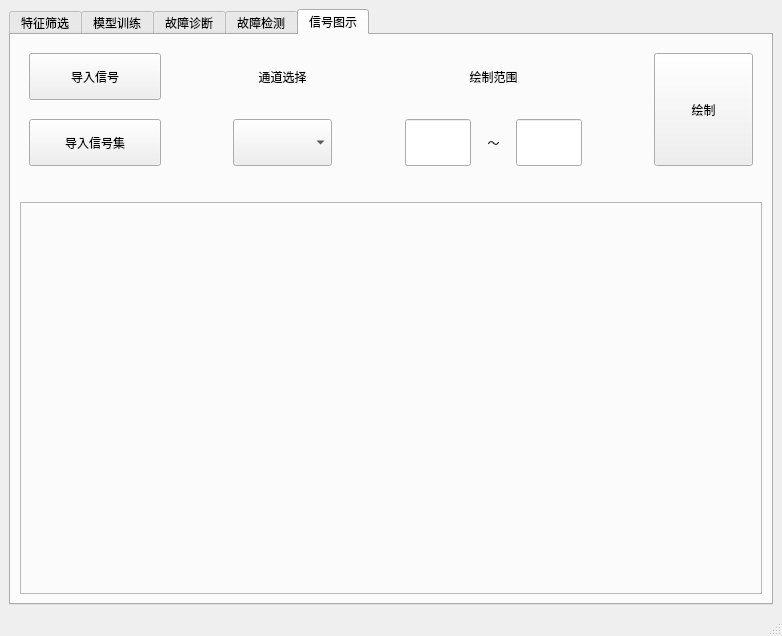
Above: GUI/MainWindow.ui from DuskSwan/fault_estimation_master_design before the change. Below: the same form after it.
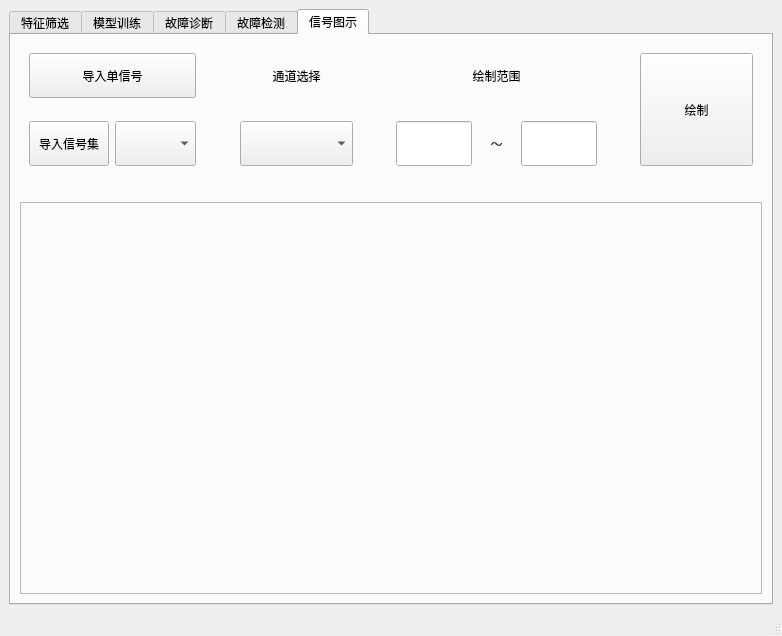
That is the form after the change.

Commit message: 选择部分文件查看

```diff
--- a/GUI/MainWindow.ui
+++ b/GUI/MainWindow.ui
@@ -964,8 +964,34 @@
        <layout class="QVBoxLayout" name="verticalLayout" stretch="6,1,18">
         <item>
          <widget class="QWidget" name="widgetInView" native="true">
-          <layout class="QGridLayout" name="gridLayout_8" rowstretch="6,1,6" columnstretch="4,2,3,2,2,1,2,2,3">
-           <item row="2" column="2">
+          <layout class="QGridLayout" name="gridLayout_8" rowstretch="4,1,4" columnstretch="2,1,1,1,3,1,2,1,2,1,3">
+           <item row="0" column="9">
+            <spacer name="horizontalSpacer_16">
+             <property name="orientation">
+              <enum>Qt::Horizontal</enum>
+             </property>
+             <property name="sizeHint" stdset="0">
+              <size>
+               <width>40</width>
+               <height>20</height>
+              </size>
+             </property>
+            </spacer>
+           </item>
+           <item row="0" column="3">
+            <spacer name="horizontalSpacer_10">
+             <property name="orientation">
+              <enum>Qt::Horizontal</enum>
+             </property>
+             <property name="sizeHint" stdset="0">
+              <size>
+               <width>40</width>
+               <height>20</height>
+              </size>
+             </property>
+            </spacer>
+           </item>
+           <item row="2" column="4">
             <widget class="QComboBox" name="comboBoxSelectChannelInView">
              <property name="sizePolicy">
               <sizepolicy hsizetype="Minimum" vsizetype="Expanding">
@@ -975,7 +1001,7 @@
              </property>
             </widget>
            </item>
-           <item row="2" column="6">
+           <item row="2" column="8">
             <widget class="QLineEdit" name="lineEditEndDraw">
              <property name="sizePolicy">
               <sizepolicy hsizetype="Expanding" vsizetype="Expanding">
@@ -985,8 +1011,37 @@
              </property>
             </widget>
            </item>
-           <item row="0" column="7">
-            <spacer name="horizontalSpacer_16">
+           <item row="0" column="10" rowspan="3">
+            <widget class="QPushButton" name="btnViewDraw">
+             <property name="sizePolicy">
+              <sizepolicy hsizetype="Minimum" vsizetype="Expanding">
+               <horstretch>0</horstretch>
+               <verstretch>0</verstretch>
+              </sizepolicy>
+             </property>
+             <property name="text">
+              <string>绘制</string>
+             </property>
+            </widget>
+           </item>
+           <item row="0" column="4">
+            <widget class="QLabel" name="label_11">
+             <property name="sizePolicy">
+              <sizepolicy hsizetype="Preferred" vsizetype="Expanding">
+               <horstretch>0</horstretch>
+               <verstretch>0</verstretch>
+              </sizepolicy>
+             </property>
+             <property name="text">
+              <string>通道选择</string>
+             </property>
+             <property name="alignment">
+              <set>Qt::AlignCenter</set>
+             </property>
+            </widget>
+           </item>
+           <item row="0" column="5">
+            <spacer name="horizontalSpacer_14">
              <property name="orientation">
               <enum>Qt::Horizontal</enum>
              </property>
@@ -998,7 +1053,69 @@
              </property>
             </spacer>
            </item>
-           <item row="2" column="7">
+           <item row="2" column="1" colspan="2">
+            <widget class="QComboBox" name="comboBoxSelectFilesInView">
+             <property name="sizePolicy">
+              <sizepolicy hsizetype="Minimum" vsizetype="Expanding">
+               <horstretch>0</horstretch>
+               <verstretch>0</verstretch>
+              </sizepolicy>
+             </property>
+            </widget>
+           </item>
+           <item row="2" column="6">
+            <widget class="QLineEdit" name="lineEditStartDraw">
+             <property name="sizePolicy">
+              <sizepolicy hsizetype="Expanding" vsizetype="Expanding">
+               <horstretch>0</horstretch>
+               <verstretch>0</verstretch>
+              </sizepolicy>
+             </property>
+            </widget>
+           </item>
+           <item row="0" column="6" colspan="3">
+            <widget class="QLabel" name="label_16">
+             <property name="sizePolicy">
+              <sizepolicy hsizetype="Preferred" vsizetype="Expanding">
+               <horstretch>0</horstretch>
+               <verstretch>0</verstretch>
+              </sizepolicy>
+             </property>
+             <property name="text">
+              <string>绘制范围</string>
+             </property>
+             <property name="alignment">
+              <set>Qt::AlignCenter</set>
+             </property>
+            </widget>
+           </item>
+           <item row="2" column="3">
+            <spacer name="horizontalSpacer_12">
+             <property name="orientation">
+              <enum>Qt::Horizontal</enum>
+             </property>
+             <property name="sizeHint" stdset="0">
+              <size>
+               <width>40</width>
+               <height>20</height>
+              </size>
+             </property>
+            </spacer>
+           </item>
+           <item row="2" column="5">
+            <spacer name="horizontalSpacer_11">
+             <property name="orientation">
+              <enum>Qt::Horizontal</enum>
+             </property>
+             <property name="sizeHint" stdset="0">
+              <size>
+               <width>40</width>
+               <height>20</height>
+              </size>
+             </property>
+            </spacer>
+           </item>
+           <item row="2" column="9">
             <spacer name="horizontalSpacer_17">
              <property name="orientation">
               <enum>Qt::Horizontal</enum>
@@ -1011,20 +1128,20 @@
              </property>
             </spacer>
            </item>
-           <item row="0" column="1">
-            <spacer name="horizontalSpacer_10">
-             <property name="orientation">
-              <enum>Qt::Horizontal</enum>
+           <item row="2" column="0">
+            <widget class="QPushButton" name="btnImportFilesInview">
+             <property name="sizePolicy">
+              <sizepolicy hsizetype="Expanding" vsizetype="Expanding">
+               <horstretch>0</horstretch>
+               <verstretch>0</verstretch>
+              </sizepolicy>
              </property>
-             <property name="sizeHint" stdset="0">
-              <size>
-               <width>40</width>
-               <height>20</height>
-              </size>
+             <property name="text">
+              <string>导入信号集</string>
              </property>
-            </spacer>
+            </widget>
            </item>
-           <item row="0" column="0">
+           <item row="0" column="0" colspan="3">
             <widget class="QPushButton" name="btnImportSingleFileInView">
              <property name="sizePolicy">
               <sizepolicy hsizetype="Minimum" vsizetype="Expanding">
@@ -1039,30 +1156,17 @@
               </size>
              </property>
              <property name="text">
-              <string>导入信号</string>
+              <string>导入单信号</string>
              </property>
             </widget>
            </item>
-           <item row="2" column="0">
-            <widget class="QPushButton" name="btnImportFilesInview">
-             <property name="sizePolicy">
-              <sizepolicy hsizetype="Minimum" vsizetype="Expanding">
-               <horstretch>0</horstretch>
-               <verstretch>0</verstretch>
-              </sizepolicy>
-             </property>
+           <item row="2" column="7">
+            <widget class="QLabel" name="label_17">
              <property name="text">
-              <string>导入信号集</string>
+              <string>～</string>
              </property>
-            </widget>
-           </item>
-           <item row="2" column="4">
-            <widget class="QLineEdit" name="lineEditStartDraw">
-             <property name="sizePolicy">
-              <sizepolicy hsizetype="Expanding" vsizetype="Expanding">
-               <horstretch>0</horstretch>
-               <verstretch>0</verstretch>
-              </sizepolicy>
+             <property name="alignment">
+              <set>Qt::AlignCenter</set>
              </property>
             </widget>
            </item>
@@ -1079,100 +1183,6 @@
              </property>
             </spacer>
            </item>
-           <item row="2" column="3">
-            <spacer name="horizontalSpacer_11">
-             <property name="orientation">
-              <enum>Qt::Horizontal</enum>
-             </property>
-             <property name="sizeHint" stdset="0">
-              <size>
-               <width>40</width>
-               <height>20</height>
-              </size>
-             </property>
-            </spacer>
-           </item>
-           <item row="0" column="4" colspan="3">
-            <widget class="QLabel" name="label_16">
-             <property name="sizePolicy">
-              <sizepolicy hsizetype="Preferred" vsizetype="Expanding">
-               <horstretch>0</horstretch>
-               <verstretch>0</verstretch>
-              </sizepolicy>
-             </property>
-             <property name="text">
-              <string>绘制范围</string>
-             </property>
-             <property name="alignment">
-              <set>Qt::AlignCenter</set>
-             </property>
-            </widget>
-           </item>
-           <item row="2" column="5">
-            <widget class="QLabel" name="label_17">
-             <property name="text">
-              <string>～</string>
-             </property>
-             <property name="alignment">
-              <set>Qt::AlignCenter</set>
-             </property>
-            </widget>
-           </item>
-           <item row="2" column="1">
-            <spacer name="horizontalSpacer_12">
-             <property name="orientation">
-              <enum>Qt::Horizontal</enum>
-             </property>
-             <property name="sizeHint" stdset="0">
-              <size>
-               <width>40</width>
-               <height>20</height>
-              </size>
-             </property>
-            </spacer>
-           </item>
-           <item row="0" column="2">
-            <widget class="QLabel" name="label_11">
-             <property name="sizePolicy">
-              <sizepolicy hsizetype="Preferred" vsizetype="Expanding">
-               <horstretch>0</horstretch>
-               <verstretch>0</verstretch>
-              </sizepolicy>
-             </property>
-             <property name="text">
-              <string>通道选择</string>
-             </property>
-             <property name="alignment">
-              <set>Qt::AlignCenter</set>
-             </property>
-            </widget>
-           </item>
-           <item row="0" column="8" rowspan="3">
-            <widget class="QPushButton" name="btnViewDraw">
-             <property name="sizePolicy">
-              <sizepolicy hsizetype="Minimum" vsizetype="Expanding">
-               <horstretch>0</horstretch>
-               <verstretch>0</verstretch>
-              </sizepolicy>
-             </property>
-             <property name="text">
-              <string>绘制</string>
-             </property>
-            </widget>
-           </item>
-           <item row="0" column="3">
-            <spacer name="horizontalSpacer_14">
-             <property name="orientation">
-              <enum>Qt::Horizontal</enum>
-             </property>
-             <property name="sizeHint" stdset="0">
-              <size>
-               <width>40</width>
-               <height>20</height>
-              </size>
-             </property>
-            </spacer>
-           </item>
           </layout>
          </widget>
         </item>
```
The commit also changes 5 other files.
